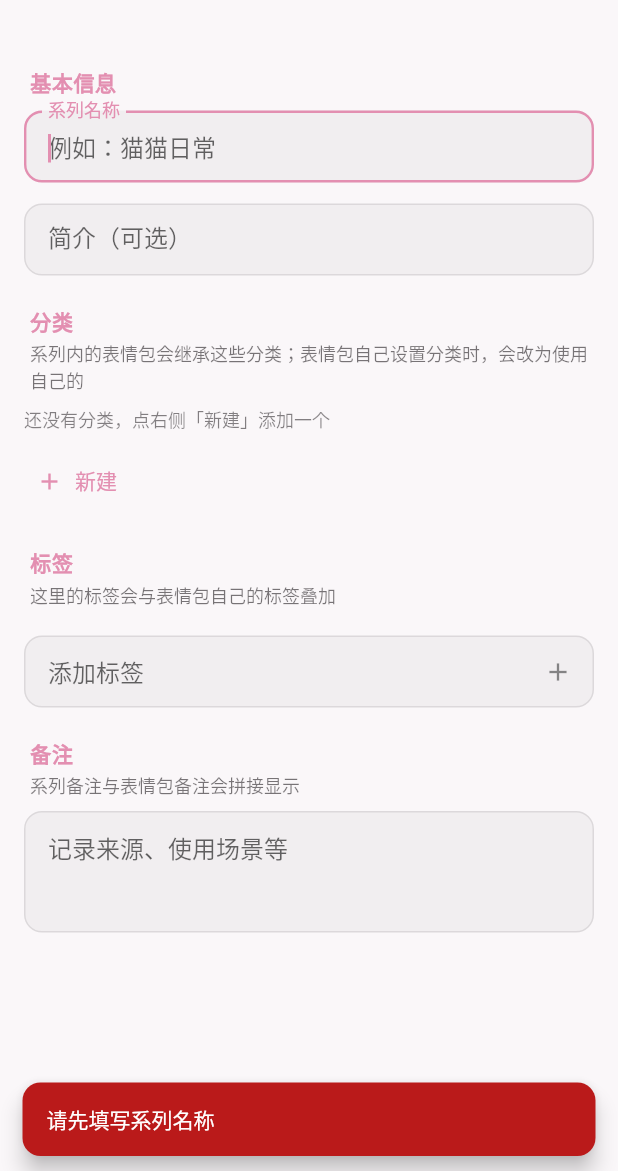
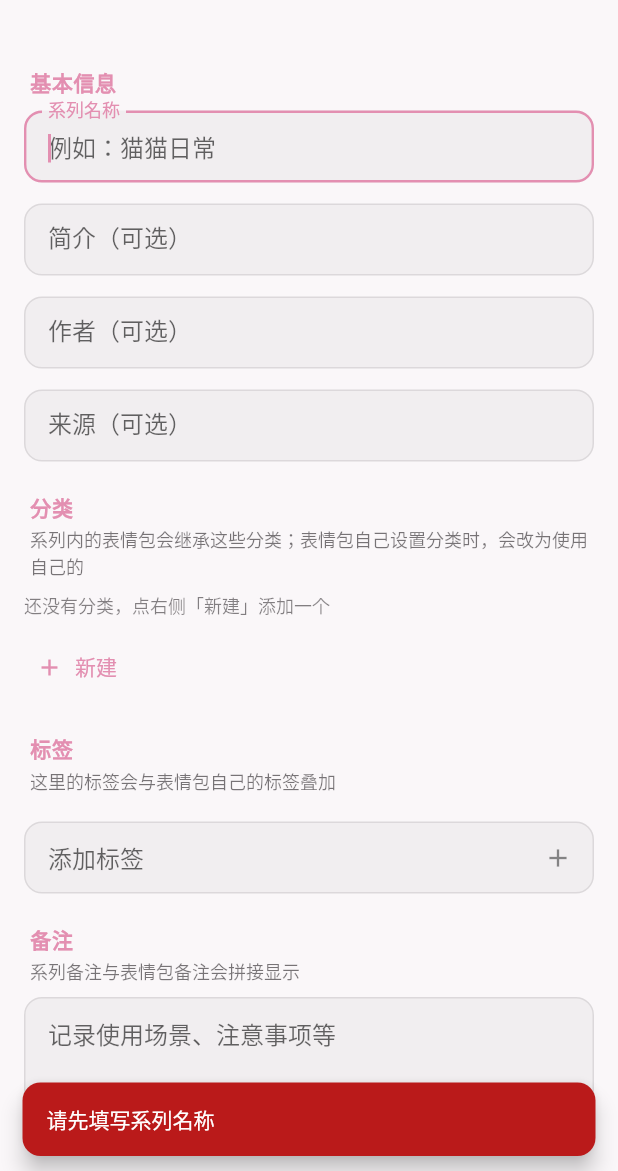
Before and after one commit to Peean/moepick, a Flutter app: the SeriesEditPage screen opened by its route, after a tap on "保存", on a phone screen of 412 x 824 dp, the part 65-1236 px from its top. Run offline on Flutter 3.47's test engine with Material 2 defaults, Android fonts, the phone set to English and light mode, and no system bars; our stand-ins replace file_picker, flutter_riverpod, flutter_secure_storage, go_router, hive, image_picker and 2 more; missing offline and left inert: file_selector, webdav_client; accounts and stored records are empty.

Commit message:
feat: 系列信息新增作者与来源字段
- Series 模型新增 author / source，追加 Hive 字段 11/12（旧数据兼容）
- 系列编辑页新增作者、来源输入框（来源支持链接键盘）
- 系列详情页展开卡片展示作者与来源，来源可点击复制
- 备注提示文本去除「来源」，改为「记录使用场景、注意事项等」

```diff
--- a/lib/data/models/series.dart
+++ b/lib/data/models/series.dart
@@ -16,6 +16,8 @@ class Series {
     required this.id,
     required this.name,
     this.description = '',
+    this.author = '',
+    this.source = '',
     this.coverImagePath,
     List<String>? categoryIds,
     List<String>? tagIds,
@@ -33,6 +35,14 @@ class Series {
 
   final String name;
   final String description;
+
+  /// Creator / artist credit.
+  /// 作者 / 画师署名。
+  final String author;
+
+  /// Origin of the artwork: free text or a URL.
+  /// 作品来源：自由文本或 URL。
+  final String source;
 
   /// Stored *relative* path to the cover image, or null for a generated cover.
   /// 封面图的**相对**路径；为 null 时使用生成的封面。
@@ -74,6 +84,8 @@ class Series {
   Series copyWith({
     String? name,
     String? description,
+    String? author,
+    String? source,
     Object? coverImagePath = _unset,
     List<String>? categoryIds,
     List<String>? tagIds,
@@ -86,6 +98,8 @@ class Series {
       id: id,
       name: name ?? this.name,
       description: description ?? this.description,
+      author: author ?? this.author,
+      source: source ?? this.source,
       coverImagePath: identical(coverImagePath, _unset)
           ? this.coverImagePath
           : coverImagePath as String?,
@@ -107,6 +121,8 @@ class Series {
         'id': id,
         'name': name,
         'description': description,
+        'author': author,
+        'source': source,
         'coverImagePath': coverImagePath,
         'categoryIds': categoryIds,
         'tagIds': tagIds,
@@ -123,6 +139,8 @@ class Series {
       id: (json['id'] as String?) ?? '',
       name: (json['name'] as String?) ?? '',
       description: (json['description'] as String?) ?? '',
+      author: (json['author'] as String?) ?? '',
+      source: (json['source'] as String?) ?? '',
       coverImagePath: json['coverImagePath'] as String?,
       categoryIds: _stringList(json['categoryIds']),
       tagIds: _stringList(json['tagIds']),
@@ -178,13 +196,17 @@ class SeriesAdapter extends TypeAdapter<Series> {
       // Field 10 arrived later; older records have no entry, so default false.
       // 字段 10 是后加的，旧记录没有该项，因此默认 false。
       isDeleted: (fields[10] as bool?) ?? false,
+      // Fields 11 / 12 are the newest additions (author, source).
+      // 字段 11 / 12 是最新追加的（作者、来源）。
+      author: (fields[11] as String?) ?? '',
+      source: (fields[12] as String?) ?? '',
     );
   }
 
   @override
   void write(BinaryWriter writer, Series obj) {
     writer
-      ..writeByte(11)
+      ..writeByte(13)
       ..writeByte(0)
       ..write(obj.id)
       ..writeByte(1)
@@ -206,7 +228,11 @@ class SeriesAdapter extends TypeAdapter<Series> {
       ..writeByte(9)
       ..write(DateUtils.toEpochMs(obj.updatedAt))
       ..writeByte(10)
-      ..write(obj.isDeleted);
+      ..write(obj.isDeleted)
+      ..writeByte(11)
+      ..write(obj.author)
+      ..writeByte(12)
+      ..write(obj.source);
   }
 
   static List<String> _readStringList(Object? raw) {
--- a/lib/features/library/application/library_actions.dart
+++ b/lib/features/library/application/library_actions.dart
@@ -47,6 +47,8 @@ class LibraryActions {
     Series series, {
     String? name,
     String? description,
+    String? author,
+    String? source,
     List<String>? categoryIds,
     List<String>? tagIds,
     String? note,
@@ -55,6 +57,8 @@ class LibraryActions {
           series.copyWith(
             name: name,
             description: description,
+            author: author,
+            source: source,
             categoryIds: categoryIds,
             tagIds: tagIds,
             note: note,
--- a/lib/features/series/presentation/series_edit_page.dart
+++ b/lib/features/series/presentation/series_edit_page.dart
@@ -41,6 +41,8 @@ class SeriesEditPage extends ConsumerStatefulWidget {
 class _SeriesEditPageState extends ConsumerState<SeriesEditPage> {
   final TextEditingController _nameController = TextEditingController();
   final TextEditingController _descriptionController = TextEditingController();
+  final TextEditingController _authorController = TextEditingController();
+  final TextEditingController _sourceController = TextEditingController();
   final TextEditingController _noteController = TextEditingController();
 
   List<String> _categoryIds = <String>[];
@@ -52,6 +54,8 @@ class _SeriesEditPageState extends ConsumerState<SeriesEditPage> {
   void dispose() {
     _nameController.dispose();
     _descriptionController.dispose();
+    _authorController.dispose();
+    _sourceController.dispose();
     _noteController.dispose();
     super.dispose();
   }
@@ -115,6 +119,26 @@ class _SeriesEditPageState extends ConsumerState<SeriesEditPage> {
             maxLines: 2,
             minLines: 1,
           ),
+          const SizedBox(height: 14),
+          TextField(
+            controller: _authorController,
+            decoration: const InputDecoration(
+              labelText: '作者（可选）',
+              hintText: '画师、创作者或出处署名',
+            ),
+            textInputAction: TextInputAction.next,
+          ),
+          const SizedBox(height: 14),
+          TextField(
+            controller: _sourceController,
+            decoration: const InputDecoration(
+              labelText: '来源（可选）',
+              hintText: '链接或出处，例如 https://…',
+            ),
+            keyboardType: TextInputType.url,
+            autocorrect: false,
+            textInputAction: TextInputAction.next,
+          ),
 
           const SectionHeader(
             '分类',
@@ -143,7 +167,7 @@ class _SeriesEditPageState extends ConsumerState<SeriesEditPage> {
           TextField(
             controller: _noteController,
             decoration: const InputDecoration(
-              hintText: '记录来源、使用场景等',
+              hintText: '记录使用场景、注意事项等',
             ),
             maxLines: 4,
             minLines: 3,
@@ -178,6 +202,8 @@ class _SeriesEditPageState extends ConsumerState<SeriesEditPage> {
     if (series == null) return;
     _nameController.text = series.name;
     _descriptionController.text = series.description;
+    _authorController.text = series.author;
+    _sourceController.text = series.source;
     _noteController.text = series.note;
     _categoryIds = List<String>.from(series.categoryIds);
     _tagIds = List<String>.from(series.tagIds);
@@ -223,6 +249,8 @@ class _SeriesEditPageState extends ConsumerState<SeriesEditPage> {
           await actions.updateSeries(
             created,
             description: _descriptionController.text.trim(),
+            author: _authorController.text.trim(),
+            source: _sourceController.text.trim(),
             categoryIds: _categoryIds,
             tagIds: _tagIds,
             note: _noteController.text.trim(),
@@ -241,6 +269,8 @@ class _SeriesEditPageState extends ConsumerState<SeriesEditPage> {
           series,
           name: name,
           description: _descriptionController.text.trim(),
+          author: _authorController.text.trim(),
+          source: _sourceController.text.trim(),
           categoryIds: _categoryIds,
           tagIds: _tagIds,
           note: _noteController.text.trim(),
```
Also changed, not shown: lib/features/series/presentation/widgets/inheritance_summary.dart (+101 -1 lines).
